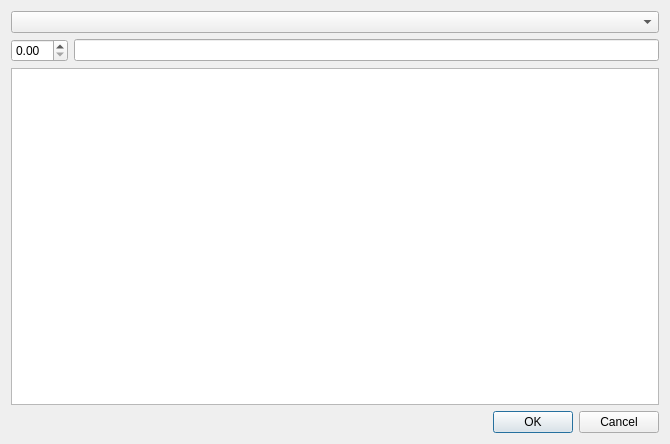
Qt form form/income_outcome_ed.ui (lukasszz/savings) before a commit.
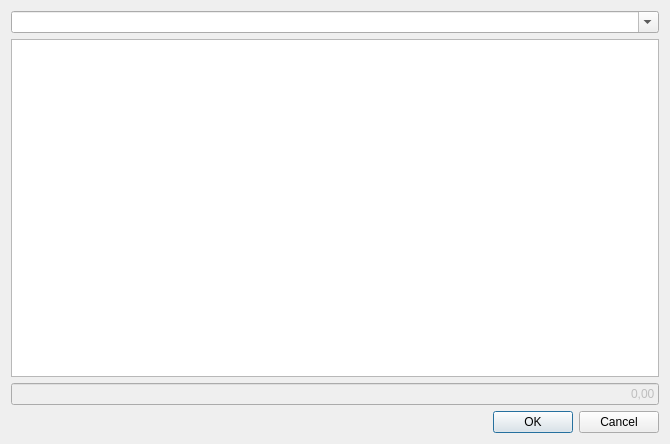
The same form after that commit.

Commit message: Set asset according to the selection on the list

What changed in the file:
```diff
--- a/form/income_outcome_ed.ui
+++ b/form/income_outcome_ed.ui
@@ -15,27 +15,33 @@
   </property>
   <layout class="QVBoxLayout" name="verticalLayout">
    <item>
-    <widget class="QComboBox" name="asset"/>
+    <widget class="QComboBox" name="asset">
+     <property name="editable">
+      <bool>true</bool>
+     </property>
+    </widget>
    </item>
    <item>
-    <layout class="QHBoxLayout" name="horizontalLayout">
-     <item>
-      <widget class="QDoubleSpinBox" name="doubleSpinBox"/>
+    <widget class="QTableView" name="budget_table"/>
      </item>
      <item>
       <widget class="QLineEdit" name="lineEdit">
+     <property name="enabled">
+      <bool>false</bool>
+     </property>
        <property name="minimumSize">
         <size>
          <width>460</width>
          <height>0</height>
         </size>
        </property>
-      </widget>
-     </item>
-    </layout>
-   </item>
-   <item>
-    <widget class="QTableView" name="budget_table"/>
+     <property name="text">
+      <string>0,00</string>
+     </property>
+     <property name="alignment">
+      <set>Qt::AlignRight|Qt::AlignTrailing|Qt::AlignVCenter</set>
+     </property>
+    </widget>
    </item>
    <item>
     <widget class="QDialogButtonBox" name="buttonBox">
```
Lines whose indentation alone changed are shown as unchanged. The commit also changes 1 other file.
